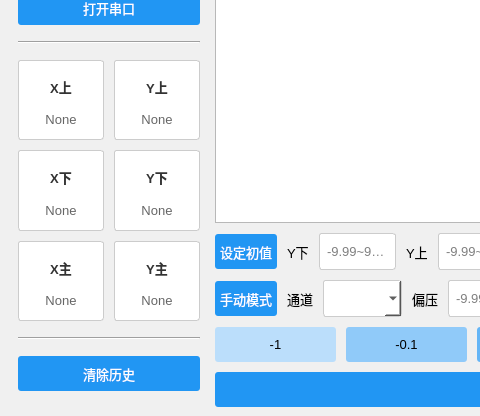
Before: the Qt Designer form mainwindow.ui in ckdfs/qttest1, drawn with Qt 5; both pictures show x 0 to 480 and y 284 to 700 of the 1000 by 700 pixel window.
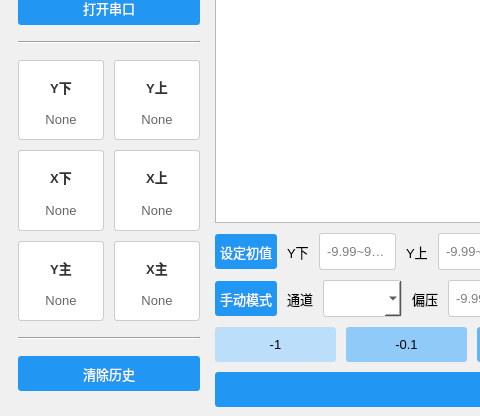
After: the same form once the commit is applied.

Commit message: 添加初值设置功能，更新UI显示顺序，修改发送命令格式

What changed in the file:
```diff
--- a/mainwindow.ui
+++ b/mainwindow.ui
@@ -295,7 +295,7 @@
          </property>
          <!-- XI -->
          <item row="0" column="0">
-          <widget class="QFrame" name="frameXI">
+          <widget class="QFrame" name="frameYQ">
            <property name="styleSheet">
             <string>QFrame { 
                 border: 1px solid #cccccc; 
@@ -310,14 +310,14 @@
                 background: transparent;
             }</string>
            </property>
-           <layout class="QVBoxLayout" name="verticalLayoutXI">
+           <layout class="QVBoxLayout" name="verticalLayoutYQ">
             <item>
-             <widget class="QLabel" name="labelXITitle">
+             <widget class="QLabel" name="labelYQTitle">
               <property name="styleSheet">
                <string>QLabel { font-weight: bold; color: #333333; }</string>
               </property>
               <property name="text">
-               <string>X上</string>
+               <string>Y下</string>
               </property>
               <property name="alignment">
                <set>Qt::AlignCenter</set>
@@ -325,7 +325,7 @@
              </widget>
             </item>
             <item>
-             <widget class="QLabel" name="labelXIValue">
+             <widget class="QLabel" name="labelYQValue">
               <property name="styleSheet">
                <string>QLabel { color: #666666; }</string>
               </property>
@@ -436,7 +436,7 @@
          </item>
          <!-- YQ -->
          <item row="1" column="1">
-          <widget class="QFrame" name="frameYQ">
+          <widget class="QFrame" name="frameXI">
            <property name="styleSheet">
             <string>QFrame { 
                 border: 1px solid #cccccc; 
@@ -451,14 +451,14 @@
                 background: transparent;
             }</string>
            </property>
-           <layout class="QVBoxLayout" name="verticalLayoutYQ">
+           <layout class="QVBoxLayout" name="verticalLayoutXI">
             <item>
-             <widget class="QLabel" name="labelYQTitle">
+             <widget class="QLabel" name="labelXITitle">
               <property name="styleSheet">
                <string>QLabel { font-weight: bold; color: #333333; }</string>
               </property>
               <property name="text">
-               <string>Y下</string>
+               <string>X上</string>
               </property>
               <property name="alignment">
                <set>Qt::AlignCenter</set>
@@ -466,54 +466,7 @@
              </widget>
             </item>
             <item>
-             <widget class="QLabel" name="labelYQValue">
-              <property name="styleSheet">
-               <string>QLabel { color: #666666; }</string>
-              </property>
-              <property name="text">
-               <string>None</string>
-              </property>
-              <property name="alignment">
-               <set>Qt::AlignCenter</set>
-              </property>
-             </widget>
-            </item>
-           </layout>
-          </widget>
-         </item>
-         <!-- XP -->
-         <item row="2" column="0">
-          <widget class="QFrame" name="frameXP">
-           <property name="styleSheet">
-            <string>QFrame { 
-                border: 1px solid #cccccc; 
-                border-radius: 3px; 
-                background-color: white; 
-                padding: 1px; 
-                min-width: 60px; 
-                min-height: 30px; 
-            }
-            QLabel { 
-                border: none;
-                background: transparent;
-            }</string>
-           </property>
-           <layout class="QVBoxLayout" name="verticalLayoutXP">
-            <item>
-             <widget class="QLabel" name="labelXPTitle">
-              <property name="styleSheet">
-               <string>QLabel { font-weight: bold; color: #333333; }</string>
-              </property>
-              <property name="text">
-               <string>X主</string>
-              </property>
-              <property name="alignment">
-               <set>Qt::AlignCenter</set>
-              </property>
-             </widget>
-            </item>
-            <item>
-             <widget class="QLabel" name="labelXPValue">
+             <widget class="QLabel" name="labelXIValue">
               <property name="styleSheet">
                <string>QLabel { color: #666666; }</string>
               </property>
@@ -529,7 +482,7 @@
           </widget>
          </item>
          <!-- YP -->
-         <item row="2" column="1">
+         <item row="2" column="0">
           <widget class="QFrame" name="frameYP">
            <property name="styleSheet">
             <string>QFrame { 
@@ -575,6 +528,53 @@
            </layout>
           </widget>
          </item>
+         <!-- XP -->
+         <item row="2" column="1">
+          <widget class="QFrame" name="frameXP">
+           <property name="styleSheet">
+            <string>QFrame { 
+                border: 1px solid #cccccc; 
+                border-radius: 3px; 
+                background-color: white; 
+                padding: 1px; 
+                min-width: 60px; 
+                min-height: 30px; 
+            }
+            QLabel { 
+                border: none;
+                background: transparent;
+            }</string>
+           </property>
+           <layout class="QVBoxLayout" name="verticalLayoutXP">
+            <item>
+             <widget class="QLabel" name="labelXPTitle">
+              <property name="styleSheet">
+               <string>QLabel { font-weight: bold; color: #333333; }</string>
+              </property>
+              <property name="text">
+               <string>X主</string>
+              </property>
+              <property name="alignment">
+               <set>Qt::AlignCenter</set>
+              </property>
+             </widget>
+            </item>
+            <item>
+             <widget class="QLabel" name="labelXPValue">
+              <property name="styleSheet">
+               <string>QLabel { color: #666666; }</string>
+              </property>
+              <property name="text">
+               <string>None</string>
+              </property>
+              <property name="alignment">
+               <set>Qt::AlignCenter</set>
+              </property>
+             </widget>
+            </item>
+           </layout>
+          </widget>
+         </item>
         </layout>
        </item>
        <item>
```
Left out of the diff: 4 changed lines with no effect on the pictures. The commit also changes 2 other files.
